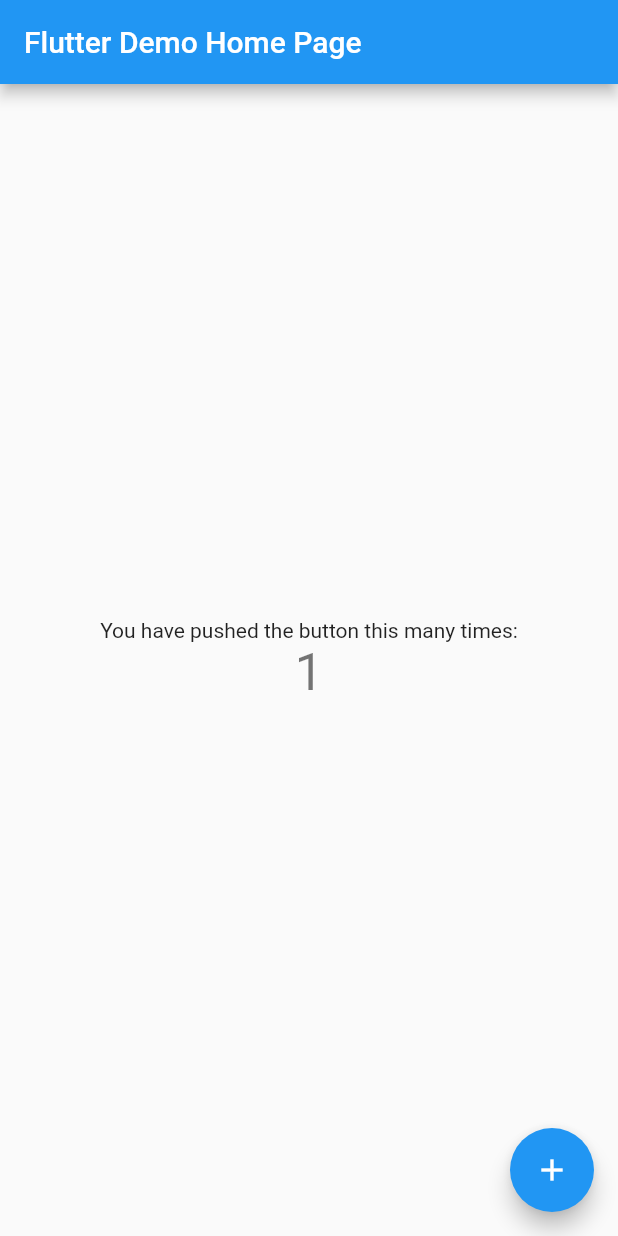
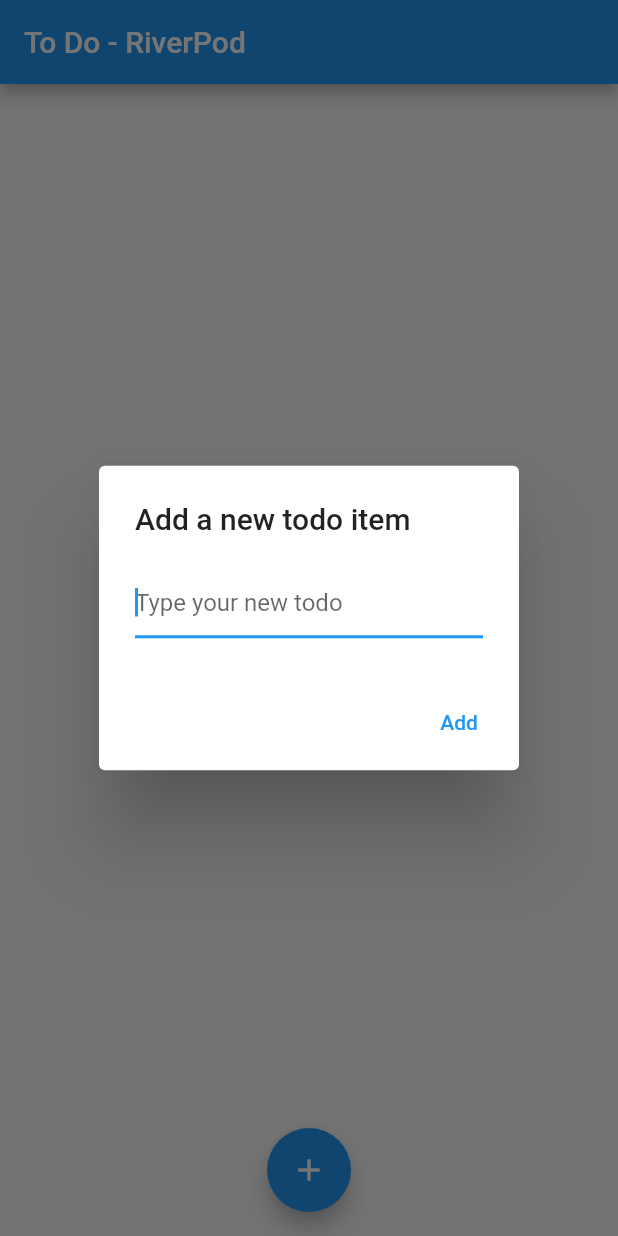
Before and after one commit to roland1308/ToDoRiverPod, a Flutter app: the screen it shows after launch, after a tap on the "add" icon, on a phone screen of 412 x 824 dp. Run offline on Flutter 3.47's test engine with Material 2 defaults, Android fonts, the phone set to English and light mode, and no system bars; our stand-ins replace flutter_riverpod.

Commit message:
Adding and removing To Do from State

```diff
--- a/lib/main.dart
+++ b/lib/main.dart
@@ -1,115 +1,26 @@
 import 'package:flutter/material.dart';
+import 'package:flutter_riverpod/flutter_riverpod.dart';
+import 'package:to_do_riverpod/pages/home_page.dart';
 
 void main() {
-  runApp(const MyApp());
+  runApp(
+    const ProviderScope(
+      child: MyApp(),
+    ),
+  );
 }
 
 class MyApp extends StatelessWidget {
   const MyApp({super.key});
 
-  // This widget is the root of your application.
   @override
   Widget build(BuildContext context) {
     return MaterialApp(
-      title: 'Flutter Demo',
+      title: 'To Do - RiverPod',
       theme: ThemeData(
-        // This is the theme of your application.
-        //
-        // Try running your application with "flutter run". You'll see the
-        // application has a blue toolbar. Then, without quitting the app, try
-        // changing the primarySwatch below to Colors.green and then invoke
-        // "hot reload" (press "r" in the console where you ran "flutter run",
-        // or simply save your changes to "hot reload" in a Flutter IDE).
-        // Notice that the counter didn't reset back to zero; the application
-        // is not restarted.
         primarySwatch: Colors.blue,
       ),
-      home: const MyHomePage(title: 'Flutter Demo Home Page'),
+      home: const HomePage(),
     );
   }
 }
-
-class MyHomePage extends StatefulWidget {
-  const MyHomePage({super.key, required this.title});
-
-  // This widget is the home page of your application. It is stateful, meaning
-  // that it has a State object (defined below) that contains fields that affect
-  // how it looks.
-
-  // This class is the configuration for the state. It holds the values (in this
-  // case the title) provided by the parent (in this case the App widget) and
-  // used by the build method of the State. Fields in a Widget subclass are
-  // always marked "final".
-
-  final String title;
-
-  @override
-  State<MyHomePage> createState() => _MyHomePageState();
-}
-
-class _MyHomePageState extends State<MyHomePage> {
-  int _counter = 0;
-
-  void _incrementCounter() {
-    setState(() {
-      // This call to setState tells the Flutter framework that something has
-      // changed in this State, which causes it to rerun the build method below
-      // so that the display can reflect the updated values. If we changed
-      // _counter without calling setState(), then the build method would not be
-      // called again, and so nothing would appear to happen.
-      _counter++;
-    });
-  }
-
-  @override
-  Widget build(BuildContext context) {
-    // This method is rerun every time setState is called, for instance as done
-    // by the _incrementCounter method above.
-    //
-    // The Flutter framework has been optimized to make rerunning build methods
-    // fast, so that you can just rebuild anything that needs updating rather
-    // than having to individually change instances of widgets.
-    return Scaffold(
-      appBar: AppBar(
-        // Here we take the value from the MyHomePage object that was created by
-        // the App.build method, and use it to set our appbar title.
-        title: Text(widget.title),
-      ),
-      body: Center(
-        // Center is a layout widget. It takes a single child and positions it
-        // in the middle of the parent.
-        child: Column(
-          // Column is also a layout widget. It takes a list of children and
-          // arranges them vertically. By default, it sizes itself to fit its
-          // children horizontally, and tries to be as tall as its parent.
-          //
-          // Invoke "debug painting" (press "p" in the console, choose the
-          // "Toggle Debug Paint" action from the Flutter Inspector in Android
-          // Studio, or the "Toggle Debug Paint" command in Visual Studio Code)
-          // to see the wireframe for each widget.
-          //
-          // Column has various properties to control how it sizes itself and
-          // how it positions its children. Here we use mainAxisAlignment to
-          // center the children vertically; the main axis here is the vertical
-          // axis because Columns are vertical (the cross axis would be
-          // horizontal).
-          mainAxisAlignment: MainAxisAlignment.center,
-          children: <Widget>[
-            const Text(
-              'You have pushed the button this many times:',
-            ),
-            Text(
-              '$_counter',
-              style: Theme.of(context).textTheme.headline4,
-            ),
-          ],
-        ),
-      ),
-      floatingActionButton: FloatingActionButton(
-        onPressed: _incrementCounter,
-        tooltip: 'Increment',
-        child: const Icon(Icons.add),
-      ), // This trailing comma makes auto-formatting nicer for build methods.
-    );
-  }
-}
--- /dev/null
+++ b/lib/models/todo_model.dart
@@ -0,0 +1,21 @@
+
+class ToDo{
+  int toDoId;
+  String comment;
+
+  ToDo({
+    required this.toDoId,
+    required this.comment,
+  });
+
+  factory ToDo.fromJson(Map json) {
+    return ToDo(
+      toDoId: json['toDoId'],
+      comment: json['comment'],
+    );
+  }
+  Map<String, dynamic> toJson() => {
+    "id": toDoId,
+    "comment": comment,
+  };
+}
--- /dev/null
+++ b/lib/pages/home_page.dart
@@ -0,0 +1,72 @@
+import 'package:flutter/material.dart';
+import 'package:flutter_riverpod/flutter_riverpod.dart';
+import 'package:to_do_riverpod/widgets/TodoSingleItem.dart';
+
+import '../models/todo_model.dart';
+import '../providers/todos_provider.dart';
+
+class HomePage extends ConsumerWidget {
+  const HomePage({Key? key}) : super(key: key);
+
+  @override
+  Widget build(BuildContext context, WidgetRef ref) {
+    final toDos = ref.watch(todosProvider);
+
+    return Scaffold(
+      appBar: AppBar(
+        title: const Text("To Do - RiverPod"),
+      ),
+      floatingActionButton: FloatingActionButton(
+          key: const Key("addButton"),
+          onPressed: () => addNewComment(context, ref),
+          tooltip: 'Add Item',
+          child: const Icon(Icons.add)),
+      floatingActionButtonLocation: FloatingActionButtonLocation.centerFloat,
+      body: ListView.builder(
+        itemCount: toDos.length,
+        padding: const EdgeInsets.symmetric(vertical: 8.0),
+        itemBuilder: (_, index) {
+          return Card(
+            child: ToDoSingleItem(
+              toDo: toDos[index],
+            ),
+          );
+        },
+      ),
+    );
+  }
+
+  Future<void> addNewComment(BuildContext context, WidgetRef ref) async {
+    final TextEditingController textEditingController =
+        TextEditingController(text: "");
+    return showDialog<void>(
+      context: context,
+      builder: (BuildContext ctx) {
+        return AlertDialog(
+          title: const Text('Add a new todo item'),
+          content: TextField(
+            autofocus: true,
+            controller: textEditingController,
+            decoration: const InputDecoration(hintText: 'Type your new todo'),
+          ),
+          actions: <Widget>[
+            TextButton(
+              child: const Text('Add'),
+              onPressed: () {
+                if (textEditingController.text != "") {
+                  List<ToDo> newList =
+                      List.from(ref.read(todosProvider.notifier).state);
+                  newList.add(ToDo(
+                      toDoId: DateTime.now().millisecondsSinceEpoch,
+                      comment: textEditingController.text));
+                  ref.read(todosProvider.notifier).state = newList;
+                  Navigator.of(context).pop();
+                }
+              },
+            ),
+          ],
+        );
+      },
+    );
+  }
+}
--- /dev/null
+++ b/lib/providers/todos_provider.dart
@@ -0,0 +1,6 @@
+
+import 'package:flutter_riverpod/flutter_riverpod.dart';
+
+import '../models/todo_model.dart';
+
+final todosProvider = StateProvider((ref) => <ToDo>[]);
--- /dev/null
+++ b/lib/widgets/TodoSingleItem.dart
@@ -0,0 +1,35 @@
+import 'package:flutter/material.dart';
+import 'package:flutter_riverpod/flutter_riverpod.dart';
+
+import '../models/todo_model.dart';
+import '../providers/todos_provider.dart';
+
+class ToDoSingleItem extends ConsumerWidget {
+  const ToDoSingleItem({Key? key, required this.toDo}) : super(key: key);
+
+  final ToDo toDo;
+
+  @override
+  Widget build(BuildContext context, WidgetRef ref) {
+    return ListTile(
+      key: const Key("ToDoWidget"),
+      onTap: () {},
+      leading: CircleAvatar(
+        child: Text(toDo.comment[0].toUpperCase()),
+      ),
+      title: Text(toDo.comment),
+      trailing: IconButton(
+        onPressed: () {
+            List<ToDo> newList =
+            List.from(ref.read(todosProvider.notifier).state);
+            newList.remove(toDo);
+            ref.read(todosProvider.notifier).state = newList;
+        },
+        icon: const Icon(
+          Icons.remove_circle,
+          color: Colors.red,
+        ),
+      ),
+    );
+  }
+}
--- a/pubspec.yaml
+++ b/pubspec.yaml
@@ -36,6 +36,7 @@
   # The following adds the Cupertino Icons font to your application.
   # Use with the CupertinoIcons class for iOS style icons.
   cupertino_icons: ^1.0.2
+  flutter_riverpod: ^2.3.2
 
 dev_dependencies:
   flutter_test:
```
Also changed, not shown: pubspec.lock.
